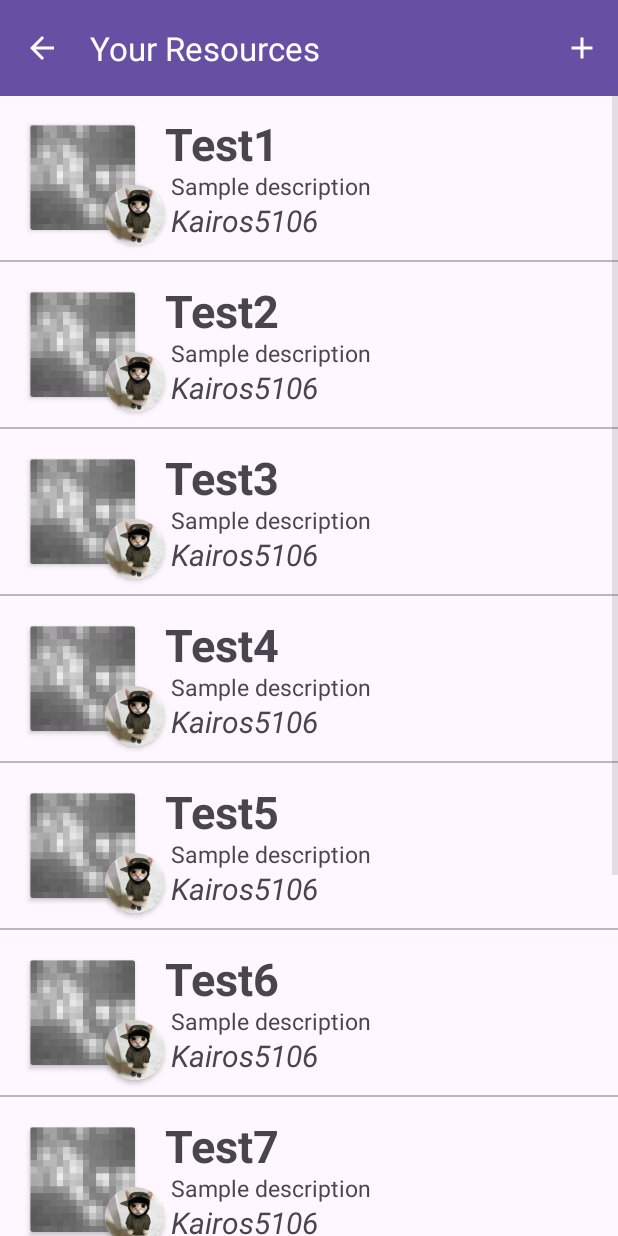
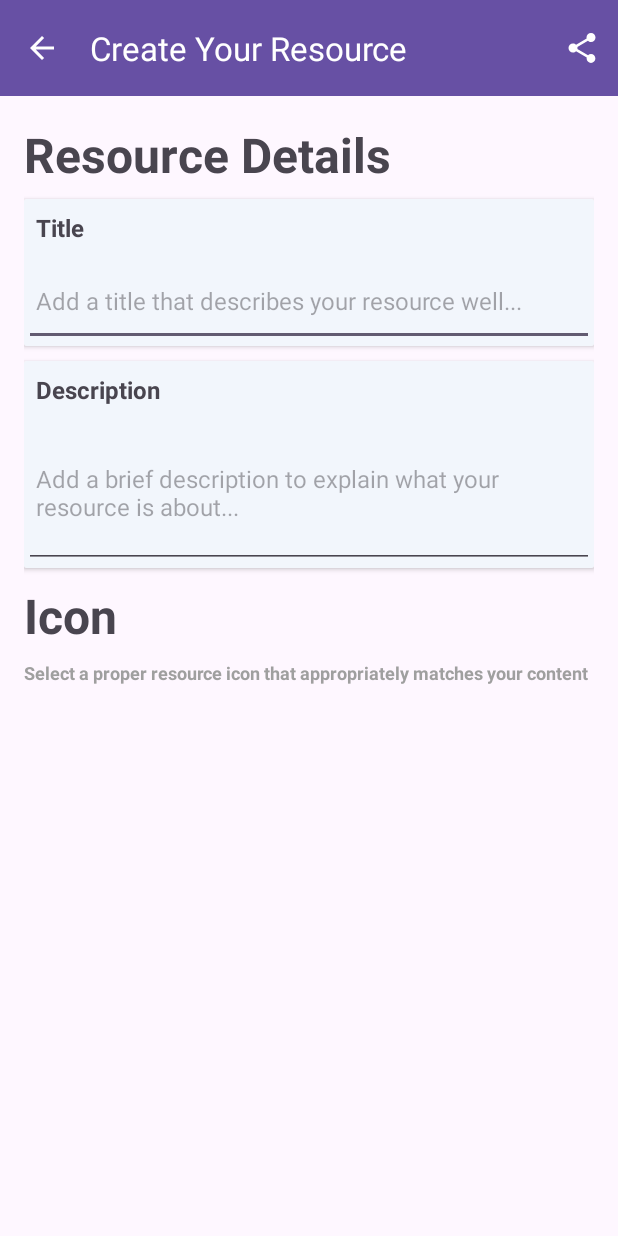
Before and after one commit to Kairos5106/STEMify, an Android app: the EducatorResources screen opened directly, with no data from a screen before it, after a tap on "Add Resource", on a phone screen of 412 x 824 dp. Run offline under Robolectric (Android 15) with nearby library versions, the phone set to English and light mode, and no system bars.

Commit message:
saving progress of create resource page. still yet to develop icon picker

```diff
--- a/app/src/main/AndroidManifest.xml
+++ b/app/src/main/AndroidManifest.xml
@@ -16,6 +16,10 @@
         android:supportsRtl="true"
         android:theme="@style/Theme.STEMify"
         tools:targetApi="31">
+        <activity
+            android:name=".ui.moduleA.CreateCommunityResource"
+            android:exported="false"
+            android:parentActivityName=".ui.moduleA.EducatorResources"/>
         <activity
             android:name=".ui.moduleA.EducatorResources"
             android:exported="false" />
--- /dev/null
+++ b/app/src/main/java/com/example/stemify/ui/moduleA/CreateCommunityResource.java
@@ -0,0 +1,69 @@
+package com.example.stemify.ui.moduleA;
+
+import androidx.appcompat.app.AppCompatActivity;
+import androidx.appcompat.content.res.AppCompatResources;
+import androidx.appcompat.widget.Toolbar;
+import androidx.core.graphics.drawable.DrawableCompat;
+
+import android.content.Intent;
+import android.graphics.Color;
+import android.graphics.drawable.Drawable;
+import android.os.Bundle;
+import android.view.Menu;
+import android.view.MenuInflater;
+import android.view.MenuItem;
+
+import com.example.stemify.R;
+import com.example.stemify.TestActivity;
+
+public class CreateCommunityResource extends AppCompatActivity {
+
+    @Override
+    protected void onCreate(Bundle savedInstanceState) {
+        super.onCreate(savedInstanceState);
+        setContentView(R.layout.activity_create_community_resource);
+
+        // Enable back button in the action bar
+        Toolbar toolbar = findViewById(R.id.TBCreateCommunityResource);
+        toolbar.bringToFront(); // brings toolbar to the top-most layer
+        setSupportActionBar(toolbar);
+        if (getSupportActionBar() != null) {
+            getSupportActionBar().setDisplayHomeAsUpEnabled(true);
+            getSupportActionBar().setDisplayShowHomeEnabled(true);
+        }
+
+        // Set the title for the app bar for this particular page
+        getSupportActionBar().setTitle("Create Your Resource");
+
+        // Set the back button at app bar to be white
+        Drawable arrow = AppCompatResources.getDrawable(this, R.drawable.ic_arrow_back);
+        DrawableCompat.setTint(arrow, Color.WHITE);
+        getSupportActionBar().setHomeAsUpIndicator(arrow);
+    }
+
+    // Give action to options in app bar
+    @Override
+    public boolean onOptionsItemSelected(MenuItem item) {
+        // Handle the back button click
+        if (item.getItemId() == android.R.id.home) {
+            // Navigate back to the previous fragment or activity
+            finish();
+            return true;
+        }
+        if(item.getItemId() == R.id.BtnAddResource){
+            Intent goToAddResourcePage = new Intent(CreateCommunityResource.this, TestActivity.class); // chg ltr
+            startActivity(goToAddResourcePage);
+            finish();
+            return true;
+        }
+        return super.onOptionsItemSelected(item);
+    }
+
+    // Setup add resource button in app bar
+    @Override
+    public boolean onCreateOptionsMenu(Menu menu) {
+        MenuInflater menuInflater = getMenuInflater();
+        menuInflater.inflate(R.menu.menu_create_resource, menu);
+        return true;
+    }
+}
--- a/app/src/main/java/com/example/stemify/ui/moduleA/EducatorResources.java
+++ b/app/src/main/java/com/example/stemify/ui/moduleA/EducatorResources.java
@@ -7,6 +7,7 @@ import androidx.core.graphics.drawable.DrawableCompat;
 import androidx.recyclerview.widget.LinearLayoutManager;
 import androidx.recyclerview.widget.RecyclerView;
 
+import android.content.Intent;
 import android.graphics.Color;
 import android.graphics.drawable.Drawable;
 import android.os.Bundle;
@@ -15,6 +16,7 @@ import android.view.MenuInflater;
 import android.view.MenuItem;
 
 import com.example.stemify.R;
+import com.example.stemify.TestActivity;
 
 import java.util.ArrayList;
 import java.util.List;
@@ -45,9 +47,23 @@ public class EducatorResources extends AppCompatActivity {
         Drawable arrow = AppCompatResources.getDrawable(this, R.drawable.ic_arrow_back);
         DrawableCompat.setTint(arrow, Color.WHITE);
         getSupportActionBar().setHomeAsUpIndicator(arrow);
+    }
 
-
-
+    // Give action to options in app bar
+    @Override
+    public boolean onOptionsItemSelected(MenuItem item) {
+        // Handle the back button click
+        if (item.getItemId() == android.R.id.home) {
+            // Navigate back to the previous fragment or activity
+            finish();
+            return true;
+        }
+        if(item.getItemId() == R.id.BtnAddResource){
+            Intent goToAddResourcePage = new Intent(EducatorResources.this, CreateCommunityResource.class);
+            startActivity(goToAddResourcePage);
+            return true;
+        }
+        return super.onOptionsItemSelected(item);
     }
 
     // Setup add resource button in app bar
@@ -70,17 +86,6 @@ public class EducatorResources extends AppCompatActivity {
         communityResourceAdapter.notifyDataSetChanged();
     }
 
-    @Override
-    public boolean onOptionsItemSelected(MenuItem item) {
-        // Handle the back button click
-        if (item.getItemId() == android.R.id.home) {
-            // Navigate back to the previous fragment or activity
-            finish();
-            return true;
-        }
-        return super.onOptionsItemSelected(item);
-    }
-
     public void initalizeData(){
         // Initializing list of download items
         listOfItems = new ArrayList<CommunityResourceItem>();
--- /dev/null
+++ b/app/src/main/res/drawable/ic_share.xml
@@ -0,0 +1,5 @@
+<vector android:height="24dp" android:tint="#FFFFFF"
+    android:viewportHeight="24" android:viewportWidth="24"
+    android:width="24dp" xmlns:android="http://schemas.android.com/apk/res/android">
+    <path android:fillColor="@android:color/white" android:pathData="M18,16.08c-0.76,0 -1.44,0.3 -1.96,0.77L8.91,12.7c0.05,-0.23 0.09,-0.46 0.09,-0.7s-0.04,-0.47 -0.09,-0.7l7.05,-4.11c0.54,0.5 1.25,0.81 2.04,0.81 1.66,0 3,-1.34 3,-3s-1.34,-3 -3,-3 -3,1.34 -3,3c0,0.24 0.04,0.47 0.09,0.7L8.04,9.81C7.5,9.31 6.79,9 6,9c-1.66,0 -3,1.34 -3,3s1.34,3 3,3c0.79,0 1.5,-0.31 2.04,-0.81l7.12,4.16c-0.05,0.21 -0.08,0.43 -0.08,0.65 0,1.61 1.31,2.92 2.92,2.92 1.61,0 2.92,-1.31 2.92,-2.92s-1.31,-2.92 -2.92,-2.92z"/>
+</vector>
--- /dev/null
+++ b/app/src/main/res/layout/activity_create_community_resource.xml
@@ -0,0 +1,134 @@
+<?xml version="1.0" encoding="utf-8"?>
+<androidx.constraintlayout.widget.ConstraintLayout xmlns:android="http://schemas.android.com/apk/res/android"
+    xmlns:app="http://schemas.android.com/apk/res-auto"
+    xmlns:tools="http://schemas.android.com/tools"
+    android:layout_width="match_parent"
+    android:layout_height="match_parent"
+    tools:context=".ui.moduleA.CreateCommunityResource">
+
+    <com.google.android.material.appbar.AppBarLayout
+        android:id="@+id/ABLCreateCommunityResource"
+        android:layout_width="match_parent"
+        android:layout_height="wrap_content"
+        app:layout_constraintTop_toTopOf="parent"
+        app:layout_constraintStart_toStartOf="parent"
+        app:layout_constraintEnd_toEndOf="parent">
+
+        <androidx.appcompat.widget.Toolbar
+            android:id="@+id/TBCreateCommunityResource"
+            android:layout_width="match_parent"
+            android:layout_height="?attr/actionBarSize"
+            android:background="?attr/colorPrimary"
+            app:title="Title"
+            app:titleTextColor="@color/white"
+            app:layout_constraintTop_toTopOf="parent"
+            app:layout_constraintStart_toStartOf="parent"
+            app:layout_constraintEnd_toEndOf="parent"/>
+    </com.google.android.material.appbar.AppBarLayout>
+
+    <ScrollView
+        android:layout_width="match_parent"
+        android:layout_height="match_parent"
+        app:layout_constraintTop_toBottomOf="@+id/ABLCreateCommunityResource"
+        app:layout_constraintBottom_toBottomOf="parent"
+        app:layout_constraintStart_toStartOf="parent"
+        app:layout_constraintEnd_toEndOf="parent"
+        android:paddingTop="65dp">
+
+        <LinearLayout
+            android:layout_width="match_parent"
+            android:layout_height="match_parent"
+            android:orientation="vertical"
+            android:padding="16dp">
+
+            <TextView
+                android:layout_width="match_parent"
+                android:layout_height="wrap_content"
+                android:text="Resource Details"
+                android:textSize="32sp"
+                android:textStyle="bold"
+                android:gravity="start"
+                android:layout_marginBottom="8dp"/>
+
+            <androidx.cardview.widget.CardView
+                android:layout_width="match_parent"
+                android:layout_height="wrap_content"
+                android:layout_marginBottom="10dp">
+                <LinearLayout
+                    android:layout_width="match_parent"
+                    android:layout_height="wrap_content"
+                    android:orientation="vertical"
+                    android:background="#F2F6FC">
+
+                    <TextView
+                        android:layout_width="match_parent"
+                        android:layout_height="wrap_content"
+                        android:text="Title"
+                        android:textStyle="bold"
+                        android:textSize="16sp"
+                        android:padding="8dp"/>
+
+                    <EditText
+                        android:id="@+id/ETResourceTitle"
+                        android:layout_width="match_parent"
+                        android:layout_height="60dp"
+                        android:hint="Add a title that describes your resource well..."
+                        android:textSize="16sp"
+                        android:padding="8dp"/>
+
+                </LinearLayout>
+
+            </androidx.cardview.widget.CardView>
+
+            <androidx.cardview.widget.CardView
+                android:layout_width="match_parent"
+                android:layout_height="wrap_content"
+                android:layout_marginBottom="10dp">
+                <LinearLayout
+                    android:layout_width="match_parent"
+                    android:layout_height="wrap_content"
+                    android:orientation="vertical"
+                    android:background="#F2F6FC">
+
+                    <TextView
+                        android:layout_width="match_parent"
+                        android:layout_height="wrap_content"
+                        android:text="Description"
+                        android:textStyle="bold"
+                        android:textSize="16sp"
+                        android:padding="8dp"/>
+
+                    <EditText
+                        android:id="@+id/ETResourceDescription"
+                        android:layout_width="match_parent"
+                        android:layout_height="100dp"
+                        android:hint="Add a brief description to explain what your resource is about..."
+                        android:textSize="16sp"
+                        android:padding="8dp"/>
+
+                </LinearLayout>
+
+            </androidx.cardview.widget.CardView>
+
+            <TextView
+                android:layout_width="match_parent"
+                android:layout_height="wrap_content"
+                android:text="Icon"
+                android:textSize="32sp"
+                android:textStyle="bold"
+                android:gravity="start"
+                android:layout_marginBottom="8dp"/>
+
+            <TextView
+                android:layout_width="match_parent"
+                android:layout_height="wrap_content"
+                android:text="Select a proper resource icon that appropriately matches your content"
+                android:textSize="12sp"
+                android:textStyle="bold"
+                android:textColor="#9F9F9F"
+                android:gravity="start"
+                android:layout_marginBottom="8dp"/>
+
+        </LinearLayout>
+    </ScrollView>
+</androidx.constraintlayout.widget.ConstraintLayout>
--- /dev/null
+++ b/app/src/main/res/menu/menu_create_resource.xml
@@ -0,0 +1,9 @@
+<?xml version="1.0" encoding="utf-8"?>
+<menu xmlns:android="http://schemas.android.com/apk/res/android"
+    xmlns:app="http://schemas.android.com/apk/res-auto">
+    <item
+        android:title="Collaborate"
+        android:id="@+id/BtnCollaborate"
+        android:icon="@drawable/ic_share"
+        app:showAsAction="always"/>
+</menu>
```
